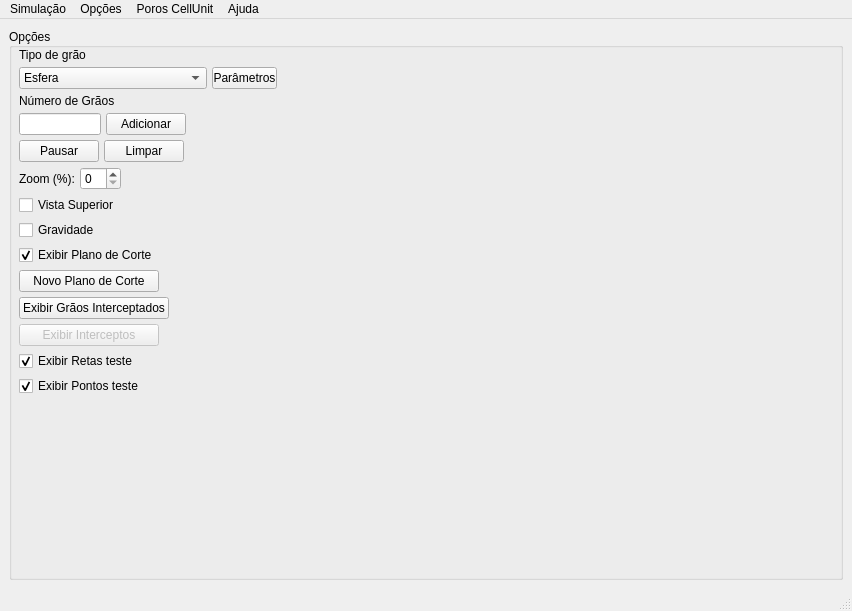
Above: forms/gui.ui from lucassimao/Simulacao-Estereologica before the change. Below: the same form after it.
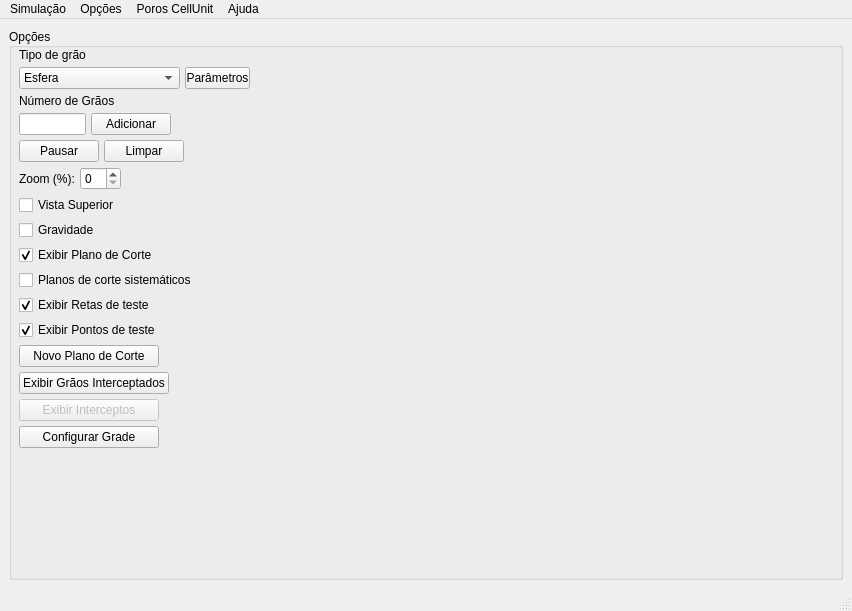
That is the form after the change. Icons and pictures are not drawn.

Commit message: A grade esta contida no plano de corte, portando ela foi movida para la

What changed in the file:
```diff
--- a/forms/gui.ui
+++ b/forms/gui.ui
@@ -95,7 +95,7 @@
           <rect>
            <x>10</x>
            <y>20</y>
-           <width>261</width>
+           <width>231</width>
            <height>553</height>
           </rect>
          </property>
@@ -158,19 +158,6 @@
               </property>
              </widget>
             </item>
-            <item>
-             <spacer name="horizontalSpacer_6">
-              <property name="orientation">
-               <enum>Qt::Horizontal</enum>
-              </property>
-              <property name="sizeHint" stdset="0">
-               <size>
-                <width>120</width>
-                <height>20</height>
-               </size>
-              </property>
-             </spacer>
-            </item>
            </layout>
           </item>
           <item>
@@ -308,12 +295,53 @@
            </widget>
           </item>
           <item>
-           <widget class="QCheckBox" name="checkBoxExibirPlanoDeCorte">
+           <layout class="QHBoxLayout" name="horizontalLayout_13">
+            <item>
+             <widget class="QCheckBox" name="checkBoxExibirPlanoDeCorte">
+              <property name="cursor">
+               <cursorShape>PointingHandCursor</cursorShape>
+              </property>
+              <property name="text">
+               <string>Exibir Plano de Corte</string>
+              </property>
+              <property name="checked">
+               <bool>true</bool>
+              </property>
+             </widget>
+            </item>
+           </layout>
+          </item>
+          <item>
+           <widget class="QCheckBox" name="checkBoxPlanoDeCorteSistematico">
+            <property name="text">
+             <string>Planos de corte sistemáticos</string>
+            </property>
+           </widget>
+          </item>
+          <item>
+           <layout class="QHBoxLayout" name="horizontalLayout_14">
+            <item>
+             <widget class="QCheckBox" name="checkBoxExibirRetasTeste">
+              <property name="cursor">
+               <cursorShape>PointingHandCursor</cursorShape>
+              </property>
+              <property name="text">
+               <string>Exibir Retas de teste</string>
+              </property>
+              <property name="checked">
+               <bool>true</bool>
+              </property>
+             </widget>
+            </item>
+           </layout>
+          </item>
+          <item>
+           <widget class="QCheckBox" name="checkBoxExibirPontosTeste">
             <property name="cursor">
              <cursorShape>PointingHandCursor</cursorShape>
             </property>
             <property name="text">
-             <string>Exibir Plano de Corte</string>
+             <string>Exibir Pontos de teste</string>
             </property>
             <property name="checked">
              <bool>true</bool>
@@ -429,30 +457,46 @@
            </layout>
           </item>
           <item>
-           <widget class="QCheckBox" name="checkBoxExibirRetasTeste">
-            <property name="cursor">
-             <cursorShape>PointingHandCursor</cursorShape>
-            </property>
-            <property name="text">
-             <string>Exibir Retas teste</string>
-            </property>
-            <property name="checked">
-             <bool>true</bool>
-            </property>
-           </widget>
-          </item>
-          <item>
-           <widget class="QCheckBox" name="checkBoxExibirPontosTeste">
-            <property name="cursor">
-             <cursorShape>PointingHandCursor</cursorShape>
-            </property>
-            <property name="text">
-             <string>Exibir Pontos teste</string>
-            </property>
-            <property name="checked">
-             <bool>true</bool>
-            </property>
-           </widget>
+           <layout class="QHBoxLayout" name="horizontalLayout_11">
+            <item>
+             <widget class="QPushButton" name="btnConfigurarGrade">
+              <property name="enabled">
+               <bool>true</bool>
+              </property>
+              <property name="sizePolicy">
+               <sizepolicy hsizetype="Minimum" vsizetype="Minimum">
+                <horstretch>0</horstretch>
+                <verstretch>0</verstretch>
+               </sizepolicy>
+              </property>
+              <property name="minimumSize">
+               <size>
+                <width>140</width>
+                <height>20</height>
+               </size>
+              </property>
+              <property name="cursor">
+               <cursorShape>PointingHandCursor</cursorShape>
+              </property>
+              <property name="text">
+               <string>Configurar Grade</string>
+              </property>
+             </widget>
+            </item>
+            <item>
+             <spacer name="horizontalSpacer_10">
+              <property name="orientation">
+               <enum>Qt::Horizontal</enum>
+              </property>
+              <property name="sizeHint" stdset="0">
+               <size>
+                <width>40</width>
+                <height>20</height>
+               </size>
+              </property>
+             </spacer>
+            </item>
+           </layout>
           </item>
           <item>
            <spacer name="verticalSpacer">
```
Left out of the diff: 58 changed lines with no effect on the pictures. The commit also changes 12 other files.
